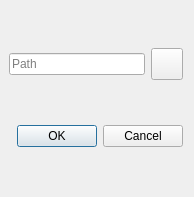
This is src/Dialogs/addfilestoindexdialog.ui in pasbi/CAN as Qt 5 draws it before an edit. The edited form follows.
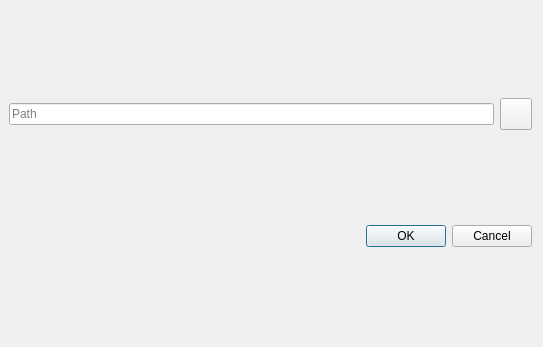
This is the edited form. Icons and pictures are not drawn.

```diff
--- a/src/Dialogs/addfilestoindexdialog.ui
+++ b/src/Dialogs/addfilestoindexdialog.ui
@@ -6,8 +6,8 @@
    <rect>
     <x>0</x>
     <y>0</y>
-    <width>194</width>
-    <height>197</height>
+    <width>543</width>
+    <height>347</height>
    </rect>
   </property>
   <property name="windowTitle">
```
